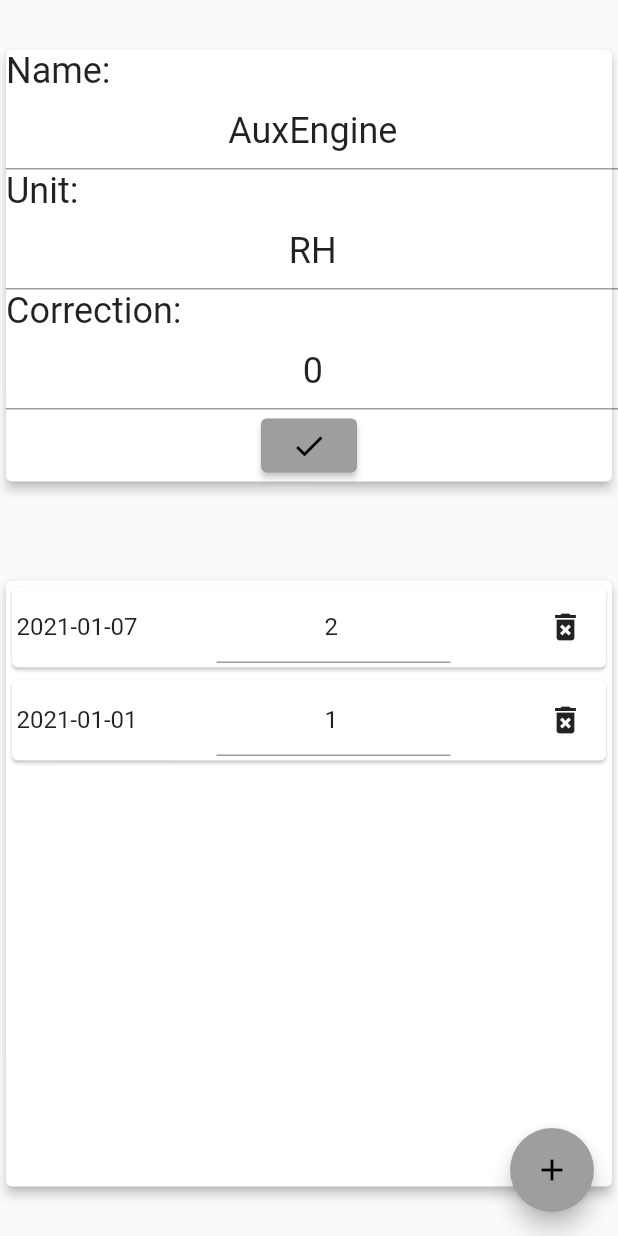
After one commit to lavruh/ValueCollector, a Flutter app: the screen it shows after launch, after a tap on the "edit" icon, on a phone screen of 412 x 824 dp. The commit adds this screen. Run offline on Flutter 3.47's test engine with Material 2 defaults, Android fonts, the phone set to English and light mode, and no system bars; our stand-ins replace camera, get, shared_preferences; missing offline and left inert: google_ml_vision; Roboto replaces fonts that are missing (Georgia).

Commit message:
meter edit screen

```diff
--- a/lib/domain/entities/meter.dart
+++ b/lib/domain/entities/meter.dart
@@ -6,23 +6,42 @@ import 'package:rh_collector/domain/entities/meter_value.dart';
 
 class Meter extends GetxController {
   final String _id;
-  String name;
-  String? unit;
+  String _name;
+  String? _unit;
   String groupId;
-  int correction = 0;
+  int _correction = 0;
+
   final values = <MeterValue>[].obs;
 
   final db = Get.find<DbService>();
 
   Meter({
     String? id,
-    required this.name,
+    required String name,
     required this.groupId,
-  }) : _id = id ?? UniqueKey().toString() {
+  })  : _id = id ?? UniqueKey().toString(),
+        _name = name {
     getValues();
   }
 
   String get id => _id;
+  String get name => _name;
+  String? get unit => _unit;
+  int get correction => _correction;
+
+  set correction(int correction) {
+    _correction = correction;
+  }
+
+  set unit(String? unit) {
+    _unit = unit;
+    update();
+  }
+
+  set name(String name) {
+    _name = name;
+    update();
+  }
 
   Map<String, dynamic> toJson() {
     return {
@@ -30,14 +49,16 @@ class Meter extends GetxController {
       "name": name,
       "unit": unit,
       "groupId": groupId,
+      "correction": correction,
     };
   }
 
   Meter.fromJson(Map<String, dynamic> map)
-      : name = map['name'] ?? "",
+      : _name = map['name'] ?? "",
         _id = map['id'] ?? UniqueKey().toString(),
-        unit = map['unit'],
-        groupId = map["groupId"] {
+        _unit = map['unit'],
+        groupId = map["groupId"],
+        _correction = map["correction"] ?? 0 {
     getValues();
   }
 
@@ -68,6 +89,15 @@ class Meter extends GetxController {
     db.updateEntry(v.toJson());
   }
 
+  deleteValue(MeterValue v) {
+    if (values.contains(v)) {
+      values.removeWhere((element) => element.id == v.id);
+      db.selectTable(_id);
+      db.removeEntry(v.id);
+    }
+    update();
+  }
+
   @override
   bool operator ==(Object other) {
     if (identical(this, other)) return true;
--- a/lib/ui/screens/camera_screen.dart
+++ b/lib/ui/screens/camera_screen.dart
@@ -51,7 +51,6 @@ class _CameraScreenState extends State<CameraScreen> {
                   child: GetBuilder<CameraState>(
                     builder: (_) {
                       textCtrl.text = _.reading.value;
-                      print("set val build");
                       return TextField(
                         controller: textCtrl,
                         showCursor: true,
--- /dev/null
+++ b/lib/ui/screens/meter_edit_screen.dart
@@ -0,0 +1,119 @@
+import 'package:flutter/material.dart';
+import 'package:get/get.dart';
+import 'package:rh_collector/domain/entities/meter.dart';
+import 'package:rh_collector/domain/entities/meter_value.dart';
+import 'package:rh_collector/ui/widgets/meter_value_edit_widget.dart';
+
+// TODO set get state managment
+// TODO correct widgets position
+
+class MeterEditScreen extends StatefulWidget {
+  MeterEditScreen({Key? key, required Meter meter}) : _meter = meter {
+    Get.replace<Meter>(_meter, tag: "meterEdit");
+  }
+
+  Meter _meter;
+
+  @override
+  State<MeterEditScreen> createState() => _MeterEditScreenState();
+}
+
+class _MeterEditScreenState extends State<MeterEditScreen> {
+  TextEditingController nameCtrl = TextEditingController();
+  TextEditingController unitCtrl = TextEditingController();
+  TextEditingController correctionCtrl = TextEditingController();
+
+  @override
+  void initState() {
+    nameCtrl.text = widget._meter.name;
+    unitCtrl.text = widget._meter.unit ?? "";
+    correctionCtrl.text = widget._meter.correction.toString();
+    super.initState();
+  }
+
+  @override
+  Widget build(BuildContext context) {
+    return SafeArea(
+      child: Scaffold(
+        resizeToAvoidBottomInset: true,
+        body: Column(
+          mainAxisAlignment: MainAxisAlignment.spaceAround,
+          children: [
+            Flexible(
+              child: SingleChildScrollView(
+                child: Card(
+                  elevation: 3,
+                  child: Wrap(
+                    alignment: WrapAlignment.center,
+                    children: [
+                      Wrap(
+                        direction: Axis.vertical,
+                        children: [
+                          Text("Name:",
+                              style: Theme.of(context).textTheme.headline5),
+                          _input(nameCtrl),
+                          Text("Unit:",
+                              style: Theme.of(context).textTheme.headline5),
+                          _input(unitCtrl),
+                          Text("Correction:",
+                              style: Theme.of(context).textTheme.headline5),
+                          _input(correctionCtrl,
+                              keyboardType: TextInputType.number),
+                        ],
+                      ),
+                      ElevatedButton(
+                        onPressed: _submit,
+                        child: const Icon(Icons.check),
+                      ),
+                    ],
+                  ),
+                ),
+              ),
+            ),
+            Flexible(
+              child: Card(
+                  elevation: 3,
+                  child: GetBuilder<Meter>(
+                      tag: "meterEdit",
+                      builder: (_) {
+                        return ListView(
+                          children: _.values.reversed
+                              .map((element) => MeterValueEditWidget(
+                                    meterValue: element,
+                                    deleteCallback: _.deleteValue,
+                                  ))
+                              .toList(),
+                        );
+                      })),
+            ),
+          ],
+        ),
+        floatingActionButton: FloatingActionButton(
+          onPressed: () {
+            widget._meter.addValue(MeterValue(DateTime.now(), 0));
+          },
+          child: const Icon(Icons.add),
+        ),
+      ),
+    );
+  }
+
+  _submit() {
+    widget._meter.name = nameCtrl.text;
+    widget._meter.unit = unitCtrl.text;
+    widget._meter.correction = int.tryParse(correctionCtrl.text) ?? 0;
+    Navigator.pop(context);
+  }
+
+  Widget _input(TextEditingController ctrl, {TextInputType? keyboardType}) {
+    return SizedBox(
+        width: MediaQuery.of(context).size.width,
+        child: TextField(
+          controller: ctrl,
+          showCursor: true,
+          keyboardType: keyboardType,
+          style: Theme.of(context).textTheme.headline5,
+          textAlign: TextAlign.center,
+        ));
+  }
+}
--- a/lib/ui/screens/meters_screen.dart
+++ b/lib/ui/screens/meters_screen.dart
@@ -3,6 +3,8 @@ import 'package:get/get.dart';
 import 'package:rh_collector/domain/states/meters_state.dart';
 import 'package:rh_collector/ui/widgets/meter_widget.dart';
 import 'package:rh_collector/ui/widgets/meters_bottom_panel_widget.dart';
+
+// TODO change groups
 
 class MetersScreen extends StatefulWidget {
   const MetersScreen({Key? key}) : super(key: key);
--- /dev/null
+++ b/lib/ui/widgets/meter_value_edit_widget.dart
@@ -0,0 +1,63 @@
+import 'package:flutter/material.dart';
+import 'package:intl/intl.dart';
+import 'package:rh_collector/domain/entities/meter_value.dart';
+
+class MeterValueEditWidget extends StatefulWidget {
+  MeterValueEditWidget({
+    Key? key,
+    required this.meterValue,
+    this.deleteCallback,
+  }) : super(key: key);
+
+  MeterValue meterValue;
+  Function? deleteCallback;
+
+  @override
+  State<MeterValueEditWidget> createState() => _MeterValueEditWidgetState();
+}
+
+class _MeterValueEditWidgetState extends State<MeterValueEditWidget> {
+  TextEditingController ctrl = TextEditingController();
+
+  @override
+  void initState() {
+    ctrl.text = widget.meterValue.value.toString();
+    super.initState();
+  }
+
+  @override
+  Widget build(BuildContext context) {
+    return Card(
+      child: Padding(
+        padding: const EdgeInsets.all(3.0),
+        child: Wrap(
+          alignment: WrapAlignment.spaceBetween,
+          crossAxisAlignment: WrapCrossAlignment.center,
+          children: [
+            Text(
+              DateFormat("yyyy-MM-dd").format(widget.meterValue.date),
+              style: Theme.of(context).textTheme.subtitle1,
+            ),
+            FractionallySizedBox(
+              widthFactor: 0.4,
+              child: TextField(
+                controller: ctrl,
+                keyboardType: TextInputType.number,
+                textAlign: TextAlign.center,
+                style: Theme.of(context).textTheme.subtitle1,
+                onSubmitted: (String v) {
+                  widget.meterValue.value = int.tryParse(ctrl.text) ?? 0;
+                },
+              ),
+            ),
+            IconButton(
+                onPressed: () {
+                  widget.deleteCallback!(widget.meterValue);
+                },
+                icon: const Icon(Icons.delete_forever))
+          ],
+        ),
+      ),
+    );
+  }
+}
--- a/lib/ui/widgets/meter_widget.dart
+++ b/lib/ui/widgets/meter_widget.dart
@@ -3,6 +3,7 @@ import 'package:get/get.dart';
 import 'package:rh_collector/domain/entities/meter.dart';
 import 'package:rh_collector/domain/entities/meter_value.dart';
 import 'package:rh_collector/ui/screens/camera_screen.dart';
+import 'package:rh_collector/ui/screens/meter_edit_screen.dart';
 import 'package:rh_collector/ui/widgets/meter_value_widget.dart';
 
 class MeterWidget extends StatelessWidget {
@@ -34,15 +35,13 @@ class MeterWidget extends StatelessWidget {
                     ? MeterValueWidget(v: _meter.values.last)
                     : const SizedBox.shrink(),
                 IconButton(
-                    onPressed: () async {
-                      String reading = await Navigator.push(
-                          context,
-                          MaterialPageRoute(
-                              builder: (context) => CameraScreen()));
-                      Get.snackbar("Reading", reading);
-                      _meter.addValue(MeterValue(
-                          DateTime.now(), int.tryParse(reading) ?? 0));
-                      print(_meter.values);
+                    onPressed: () {
+                      _openEditor(context);
+                    },
+                    icon: const Icon(Icons.edit)),
+                IconButton(
+                    onPressed: () {
+                      _addReading(context);
                     },
                     icon: const Icon(Icons.add)),
               ],
@@ -50,4 +49,19 @@ class MeterWidget extends StatelessWidget {
           }),
     );
   }
+
+  _openEditor(BuildContext context) async {
+    await Navigator.push(
+        context,
+        MaterialPageRoute(
+            builder: (context) => MeterEditScreen(
+                  meter: _meter,
+                )));
+  }
+
+  _addReading(BuildContext context) async {
+    String reading = await Navigator.push(
+        context, MaterialPageRoute(builder: (context) => CameraScreen()));
+    _meter.addValue(MeterValue(DateTime.now(), int.tryParse(reading) ?? 0));
+  }
 }
```
